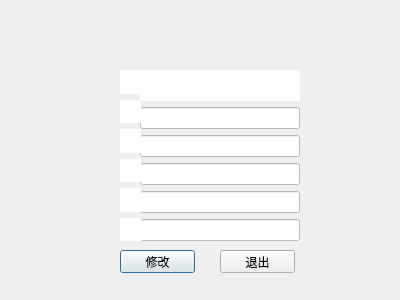
This is user_center.ui in TommyLee96/flight-management as Qt 5 draws it before an edit. The edited form follows.
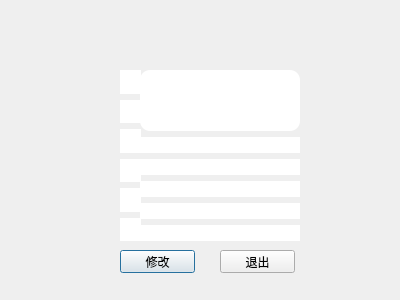
This is the edited form. Icons and pictures are not drawn.

What changed in the file:
```diff
--- a/user_center.ui
+++ b/user_center.ui
@@ -26,8 +26,18 @@
     <item>
      <widget class="QLabel" name="id_info">
       <property name="styleSheet">
-       <string notr="true">background-color: rgb(255, 255, 255);
-font: 11pt &quot;Arial&quot;;</string>
+       <string notr="true">
+
+       border-style: solid; 
+       background: transparent;  
+       background-color:#FFFFFF; 
+         
+
+
+ 
+  font: 12pt &quot;微软雅黑&quot;;
+        
+        border-radius: 10px;  </string>
       </property>
       <property name="text">
        <string/>
@@ -37,40 +47,85 @@
     <item>
      <widget class="QLineEdit" name="password_info">
       <property name="styleSheet">
-       <string notr="true">background-color: rgb(255, 255, 255);
-font: 11pt &quot;Arial&quot;;</string>
+       <string notr="true">
+       border-style: solid; 
+       background: transparent;  
+       background-color:#FFFFFF; 
+         
+
+
+ 
+  font: 12pt &quot;微软雅黑&quot;;
+        
+        border-radius: 10px;  </string>
       </property>
      </widget>
     </item>
     <item>
      <widget class="QLineEdit" name="username_info">
       <property name="styleSheet">
-       <string notr="true">background-color: rgb(255, 255, 255);
-font: 11pt &quot;Arial&quot;;</string>
+       <string notr="true">
+       border-style: solid; 
+       background: transparent;  
+       background-color:#FFFFFF; 
+         
+
+
+ 
+  font: 12pt &quot;微软雅黑&quot;;
+        
+        border-radius: 10px;  </string>
       </property>
      </widget>
     </item>
     <item>
      <widget class="QLineEdit" name="useridnum_info">
       <property name="styleSheet">
-       <string notr="true">background-color: rgb(255, 255, 255);
-font: 11pt &quot;Arial&quot;;</string>
+       <string notr="true">
+       border-style: solid; 
+       background: transparent;  
+       background-color:#FFFFFF; 
+         
+
+
+ 
+  font: 12pt &quot;微软雅黑&quot;;
+        
+        border-radius: 10px;  </string>
       </property>
      </widget>
     </item>
     <item>
      <widget class="QLineEdit" name="usersex_info">
       <property name="styleSheet">
-       <string notr="true">background-color: rgb(255, 255, 255);
-font: 11pt &quot;Arial&quot;;</string>
+       <string notr="true">
+       border-style: solid; 
+       background: transparent;  
+       background-color:#FFFFFF; 
+         
+
+
+ 
+  font: 12pt &quot;微软雅黑&quot;;
+        
+        border-radius: 10px;  </string>
       </property>
      </widget>
     </item>
     <item>
      <widget class="QLineEdit" name="usertel_info">
       <property name="styleSheet">
-       <string notr="true">background-color: rgb(255, 255, 255);
-font: 11pt &quot;Arial&quot;;</string>
+       <string notr="true">
+       border-style: solid; 
+       background: transparent;  
+       background-color:#FFFFFF; 
+         
+
+
+ 
+  font: 12pt &quot;微软雅黑&quot;;
+        
+        border-radius: 10px;  </string>
       </property>
      </widget>
     </item>
```
